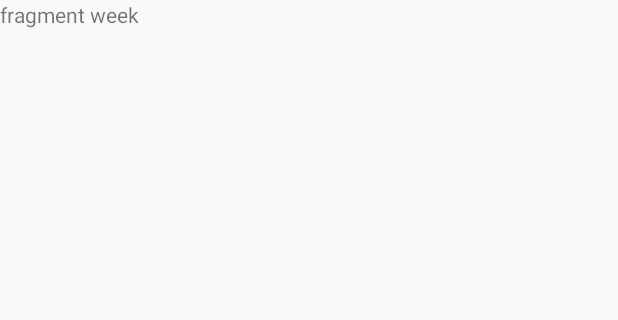
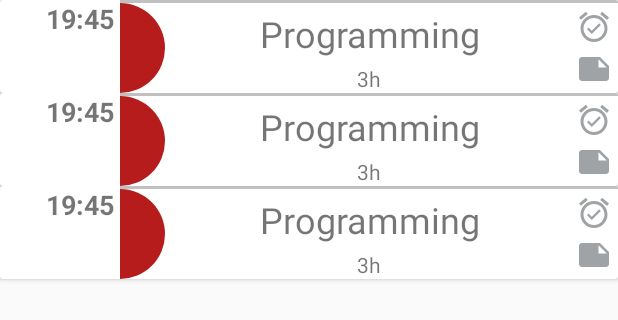
Before and after one commit to amin-lotf/tune-my-day, an Android app: the layout weekly_item_view_pager.xml on its own in the app's theme, with its tools: preview values and no code run, on a phone screen of 412 x 824 dp. Shown: the top 320 px of the screen. Run offline under Robolectric (Android 15) with nearby library versions, the phone set to English and light mode, and no system bars.

Commit message:
creating weekly view

```diff
--- a/app/src/main/java/com/aminook/tunemyday/framework/presentation/weeklylist/WeekViewPagerAdapter.kt
+++ b/app/src/main/java/com/aminook/tunemyday/framework/presentation/weeklylist/WeekViewPagerAdapter.kt
@@ -17,7 +17,7 @@ class WeekViewPagerAdapter(val names:List<String>):RecyclerView.Adapter<WeekView
 
     override fun onBindViewHolder(holder: ViewHolder, position: Int) {
         val text=names[position]
-        holder.itemView.txt_test.text=text
+       // holder.itemView.txt_test.text=text
 
     }
 
--- /dev/null
+++ b/app/src/main/res/drawable/ic_alarm_on.xml
@@ -0,0 +1,5 @@
+<vector android:height="24dp" android:tint="#9FA3A5"
+    android:viewportHeight="24" android:viewportWidth="24"
+    android:width="24dp" xmlns:android="http://schemas.android.com/apk/res/android">
+    <path android:fillColor="@android:color/white" android:pathData="M22,5.72l-4.6,-3.86 -1.29,1.53 4.6,3.86L22,5.72zM7.88,3.39L6.6,1.86 2,5.71l1.29,1.53 4.59,-3.85zM12,4c-4.97,0 -9,4.03 -9,9s4.02,9 9,9c4.97,0 9,-4.03 9,-9s-4.03,-9 -9,-9zM12,20c-3.87,0 -7,-3.13 -7,-7s3.13,-7 7,-7 7,3.13 7,7 -3.13,7 -7,7zM10.54,14.53L8.41,12.4l-1.06,1.06 3.18,3.18 6,-6 -1.06,-1.06 -4.93,4.95z"/>
+</vector>
--- /dev/null
+++ b/app/src/main/res/drawable/ic_note_schedule.xml
@@ -0,0 +1,5 @@
+<vector android:height="24dp" android:tint="#9FA3A5"
+    android:viewportHeight="24" android:viewportWidth="24"
+    android:width="24dp" xmlns:android="http://schemas.android.com/apk/res/android">
+    <path android:fillColor="@android:color/white" android:pathData="M22,10l-6,-6L4,4c-1.1,0 -2,0.9 -2,2v12.01c0,1.1 0.9,1.99 2,1.99l16,-0.01c1.1,0 2,-0.89 2,-1.99v-8zM15,5.5l5.5,5.5L15,11L15,5.5z"/>
+</vector>
--- /dev/null
+++ b/app/src/main/res/drawable/program_label.xml
@@ -0,0 +1,7 @@
+<?xml version="1.0" encoding="utf-8"?>
+<shape xmlns:android="http://schemas.android.com/apk/res/android"
+    android:shape="rectangle">
+    <size android:height="4dp" android:width="2dp"/>
+    <solid android:color="@color/colorAccent"/>
+    <corners android:topRightRadius="2dp" android:bottomRightRadius="2dp"/>
+</shape>
--- /dev/null
+++ b/app/src/main/res/layout/schedule_item.xml
@@ -0,0 +1,97 @@
+<?xml version="1.0" encoding="utf-8"?>
+<androidx.cardview.widget.CardView xmlns:android="http://schemas.android.com/apk/res/android"
+    xmlns:app="http://schemas.android.com/apk/res-auto"
+    xmlns:tools="http://schemas.android.com/tools"
+    android:layout_width="match_parent"
+    android:layout_height="wrap_content"
+    >
+
+    <androidx.constraintlayout.widget.ConstraintLayout
+        android:layout_width="match_parent"
+        android:layout_height="wrap_content">
+
+        <TextView
+            android:id="@+id/schedule_hour"
+            android:layout_width="80dp"
+            android:layout_height="35dp"
+            android:paddingEnd="4dp"
+            android:text="19:45"
+            android:textAlignment="textEnd"
+            android:textSize="18sp"
+            android:textStyle="bold"
+            app:layout_constraintLeft_toLeftOf="parent"
+            app:layout_constraintTop_toTopOf="parent" />
+
+
+
+        <View
+            android:id="@+id/blackline"
+            android:layout_width="0dp"
+            android:layout_height="2dp"
+            android:background="#c0c0c0"
+
+
+            app:layout_constraintEnd_toEndOf="parent"
+            app:layout_constraintStart_toEndOf="@id/schedule_hour" />
+
+        <androidx.constraintlayout.widget.ConstraintLayout
+            android:layout_width="0dp"
+            android:layout_height="wrap_content"
+            app:layout_constraintEnd_toEndOf="@id/blackline"
+            app:layout_constraintStart_toStartOf="@id/blackline"
+            app:layout_constraintTop_toBottomOf="@id/blackline">
+
+            <TextView
+                android:id="@+id/schedule_program"
+                android:layout_width="match_parent"
+                android:layout_height="wrap_content"
+                android:paddingTop="4dp"
+                android:paddingBottom="4dp"
+                android:text="Programming"
+                android:textAlignment="center"
+                android:textSize="24sp"
+                app:layout_constraintTop_toTopOf="parent"
+                tools:layout_editor_absoluteX="0dp" />
+
+            <ImageView
+                android:layout_width="40dp"
+                android:layout_height="0dp"
+
+                android:scaleType="fitStart"
+                android:src="@drawable/program_label"
+                app:layout_constraintBottom_toBottomOf="parent"
+                app:layout_constraintStart_toStartOf="parent"
+                app:layout_constraintTop_toTopOf="parent" />
+
+
+            <TextView
+                android:layout_width="wrap_content"
+                android:layout_height="wrap_content"
+                android:text="3h"
+                android:textAlignment="center"
+                android:layout_marginBottom="4dp"
+                app:layout_constraintTop_toBottomOf="@id/schedule_program"
+                app:layout_constraintStart_toStartOf="parent"
+                app:layout_constraintEnd_toEndOf="parent"/>
+
+            <ImageView
+                android:layout_width="24dp"
+                android:layout_height="24dp"
+                android:src="@drawable/ic_alarm_on"
+                app:layout_constraintEnd_toEndOf="parent"
+                app:layout_constraintTop_toTopOf="parent"
+                android:layout_margin="4dp"/>
+
+            <ImageView
+                android:layout_width="24dp"
+                android:layout_height="24dp"
+                android:src="@drawable/ic_note_schedule"
+                app:layout_constraintEnd_toEndOf="parent"
+                app:layout_constraintBottom_toBottomOf="parent"
+                android:layout_margin="4dp"/>
+
+        </androidx.constraintlayout.widget.ConstraintLayout>
+
+    </androidx.constraintlayout.widget.ConstraintLayout>
+
+</androidx.cardview.widget.CardView>
--- a/app/src/main/res/layout/weekly_item_view_pager.xml
+++ b/app/src/main/res/layout/weekly_item_view_pager.xml
@@ -1,14 +1,17 @@
 <?xml version="1.0" encoding="utf-8"?>
 <androidx.constraintlayout.widget.ConstraintLayout xmlns:android="http://schemas.android.com/apk/res/android"
+    xmlns:app="http://schemas.android.com/apk/res-auto"
+    xmlns:tools="http://schemas.android.com/tools"
     android:layout_width="match_parent"
-    android:layout_height="match_parent"
-    xmlns:app="http://schemas.android.com/apk/res-auto">
+    android:layout_height="match_parent">
 
-    <TextView
-        android:id="@+id/txt_test"
+    <androidx.recyclerview.widget.RecyclerView
+        android:id="@+id/daily_schedules"
         android:layout_width="match_parent"
-        android:layout_height="wrap_content"
-        app:layout_constraintTop_toTopOf="parent"
-        android:text="fragment week"/>
+        android:layout_height="match_parent"
+        tools:layout_editor_absoluteX="16dp"
+        tools:layout_editor_absoluteY="-127dp"
+        tools:listitem="@layout/schedule_item" />
+
 
 </androidx.constraintlayout.widget.ConstraintLayout>
```
Also changed, not shown: 1 other file.
